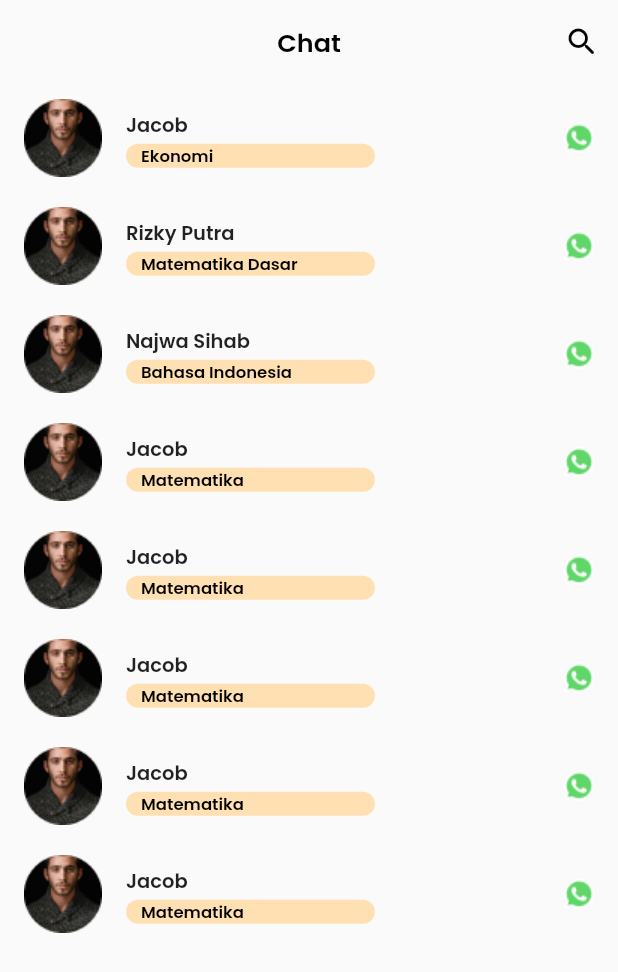
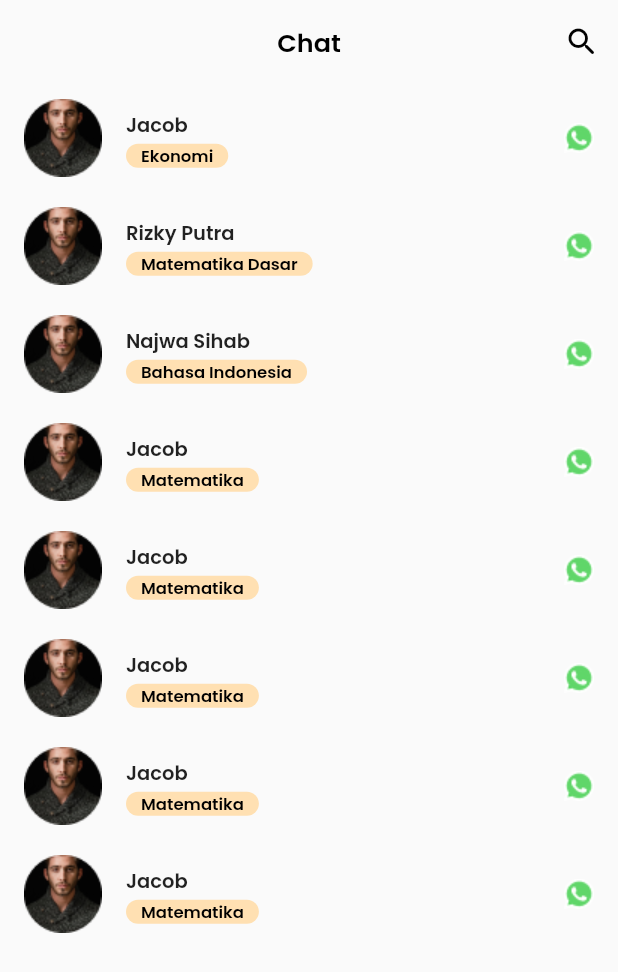
Before and after one commit to Kelompok-2-Capstone-Alterra-Academy/flutter-repo, a Flutter app: the screen it shows after launch, on a phone screen of 412 x 824 dp. Shown: the top 972 px of the screen. Run offline on Flutter 3.47's test engine with Material 2 defaults, Android fonts, the phone set to English and light mode, and no system bars; our stand-ins replace flutter_svg, google_fonts.

Commit message:
feat: fix subject align in chat mentor page

```diff
--- a/lib/views/screen/mentor/chat_mentor_screen.dart
+++ b/lib/views/screen/mentor/chat_mentor_screen.dart
@@ -42,9 +42,10 @@ class _ChatMentorScreenState extends State<ChatMentorScreen> {
             style:
                 GoogleFonts.poppins(fontSize: 13, fontWeight: FontWeight.w600),
           ),
-          subtitle: Container(
+          subtitle: Align(
+            alignment: Alignment.centerLeft,
+            child: Container(
               padding: const EdgeInsets.symmetric(horizontal: 10),
-            margin: const EdgeInsets.only(right: 110),
               decoration: const BoxDecoration(
                 color: subjectColor,
                 borderRadius: BorderRadius.all(
@@ -60,6 +61,7 @@ class _ChatMentorScreenState extends State<ChatMentorScreen> {
                 ),
               ),
             ),
+          ),
           trailing: SizedBox(
             child: InkWell(
               onTap: () {},
```
Lines whose indentation alone changed are shown as unchanged.
